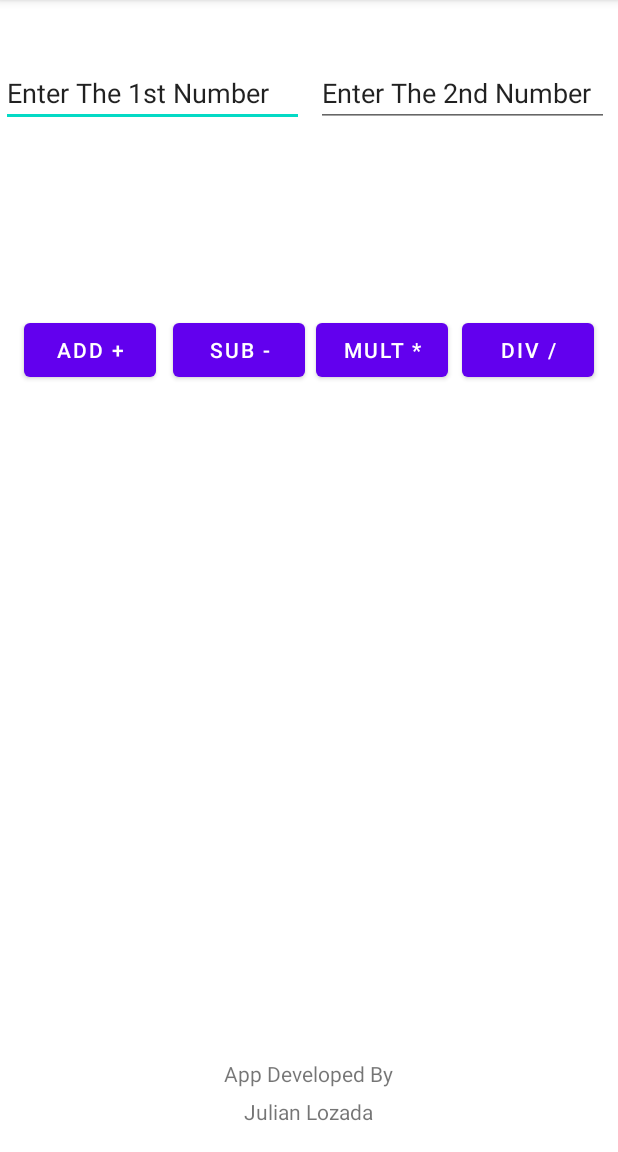
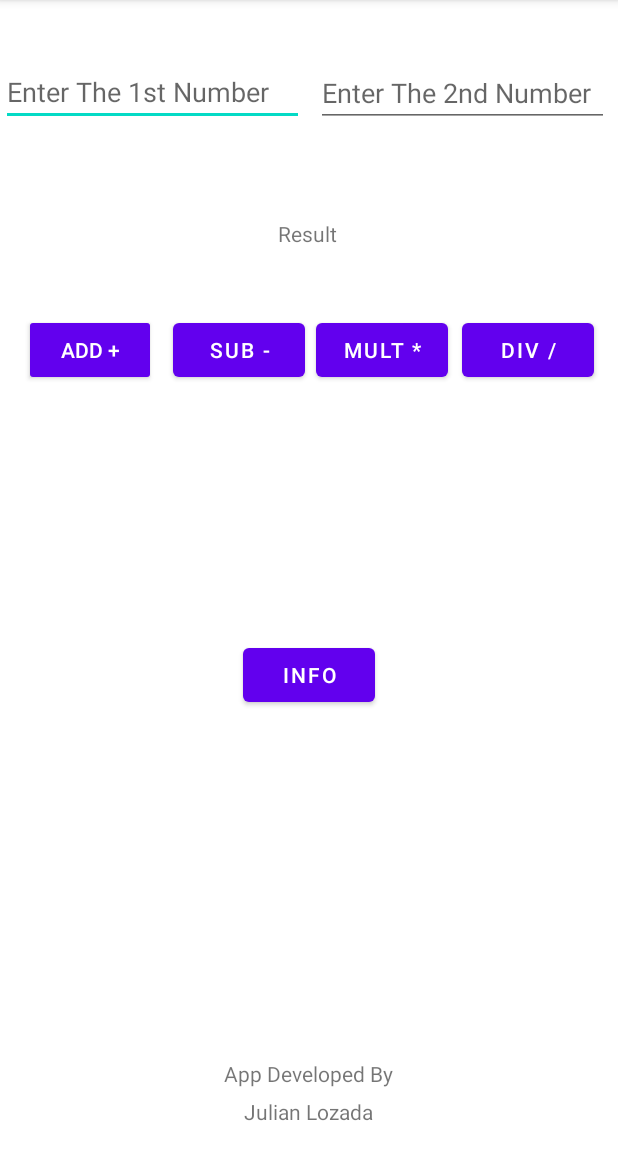
Before and after one commit to Ex1Kx/MathSolver.kt, an Android app: the screen it shows after launch (MainActivity), on a phone screen of 412 x 824 dp, the part 84-1236 px from its top. Run offline under Robolectric (Android 15) with nearby library versions, the phone set to English and light mode, and no system bars.

Commit message:
[Ex1] Update The Project

```diff
--- a/app/src/main/java/com/example/mathsolver/MainActivity.kt
+++ b/app/src/main/java/com/example/mathsolver/MainActivity.kt
@@ -1,11 +1,41 @@
 package com.example.mathsolver
 
+import android.content.Intent
 import androidx.appcompat.app.AppCompatActivity
 import android.os.Bundle
+import android.widget.Button
+import android.widget.EditText
+import android.widget.TextView
 
 class MainActivity : AppCompatActivity() {
     override fun onCreate(savedInstanceState: Bundle?) {
         super.onCreate(savedInstanceState)
         setContentView(R.layout.activity_main)
+
+        val first=findViewById<EditText>(R.id.editTextTextPersonName3)
+        val second=findViewById<EditText>(R.id.editTextTextPersonName4)
+        val add=findViewById<Button>(R.id.button6)
+        val sub=findViewById<Button>(R.id.button7)
+        val mult=findViewById<Button>(R.id.button8)
+        val div=findViewById<Button>(R.id.button9)
+        val result=findViewById<TextView>(R.id.textView2)
+        val info=findViewById<Button>(R.id.button10)
+
+        add.setOnClickListener {
+            result.setText("The Add Is: "+(first.text.toString().toInt()+second.text.toString().toInt()))
+        }
+        sub.setOnClickListener {
+            result.setText("The Sub Is: "+(first.text.toString().toInt()-second.text.toString().toInt()))
+        }
+        mult.setOnClickListener {
+            result.setText("The Mult Is: "+(first.text.toString().toInt()*second.text.toString().toInt()))
+        }
+        div.setOnClickListener {
+            result.setText("The Div Is: "+(first.text.toString().toInt()/second.text.toString().toInt()))
+        }
+        info.setOnClickListener {
+            val intent:Intent = Intent(this, InfoMathSolver::class.java)
+            startActivity(intent)
+        }
     }
 }
--- a/app/src/main/res/layout/activity_main.xml
+++ b/app/src/main/res/layout/activity_main.xml
@@ -23,22 +23,22 @@
         android:layout_width="202dp"
         android:layout_height="40dp"
         android:ems="10"
+        android:hint="Enter The 1st Number"
         android:inputType="number"
-        android:text="Enter The 1st Number"
         app:layout_constraintBottom_toBottomOf="parent"
         app:layout_constraintHorizontal_bias="0.004"
         app:layout_constraintLeft_toLeftOf="parent"
         app:layout_constraintRight_toRightOf="parent"
         app:layout_constraintTop_toTopOf="parent"
-        app:layout_constraintVertical_bias="0.061" />
+        app:layout_constraintVertical_bias="0.06" />
 
     <EditText
         android:id="@+id/editTextTextPersonName4"
         android:layout_width="195dp"
         android:layout_height="39dp"
         android:ems="10"
+        android:hint="Enter The 2nd Number"
         android:inputType="number"
-        android:text="Enter The 2nd Number"
         app:layout_constraintBottom_toBottomOf="parent"
         app:layout_constraintHorizontal_bias="0.972"
         app:layout_constraintLeft_toLeftOf="parent"
@@ -48,6 +48,7 @@
 
     <Button
         android:id="@+id/button6"
+        style="@style/Widget.AppCompat.Button"
         android:layout_width="wrap_content"
         android:layout_height="wrap_content"
         android:text="ADD +"
@@ -106,4 +107,28 @@
         app:layout_constraintTop_toTopOf="parent"
         app:layout_constraintVertical_bias="0.977" />
 
+    <TextView
+        android:id="@+id/textView2"
+        android:layout_width="wrap_content"
+        android:layout_height="wrap_content"
+        android:text="Result"
+        app:layout_constraintBottom_toBottomOf="parent"
+        app:layout_constraintHorizontal_bias="0.498"
+        app:layout_constraintLeft_toLeftOf="parent"
+        app:layout_constraintRight_toRightOf="parent"
+        app:layout_constraintTop_toTopOf="parent"
+        app:layout_constraintVertical_bias="0.195" />
+
+    <Button
+        android:id="@+id/button10"
+        android:layout_width="wrap_content"
+        android:layout_height="wrap_content"
+        android:text="INFO"
+        app:layout_constraintBottom_toBottomOf="parent"
+        app:layout_constraintHorizontal_bias="0.501"
+        app:layout_constraintLeft_toLeftOf="parent"
+        app:layout_constraintRight_toRightOf="parent"
+        app:layout_constraintTop_toTopOf="parent"
+        app:layout_constraintVertical_bias="0.592" />
+
 </androidx.constraintlayout.widget.ConstraintLayout>
```
Also changed, not shown: app/src/main/AndroidManifest.xml (+6 -3 lines), app/src/main/java/com/example/mathsolver/InfoMathSolver.kt (added, +11 -0 lines), app/src/main/res/layout/activity_info_math_solver.xml (added, +56 -0 lines).
